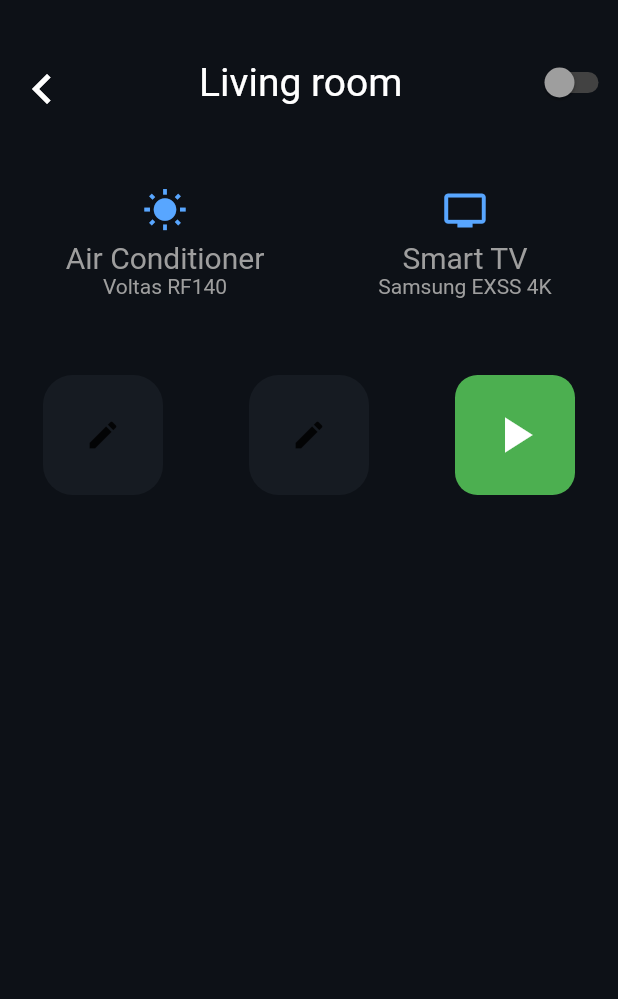
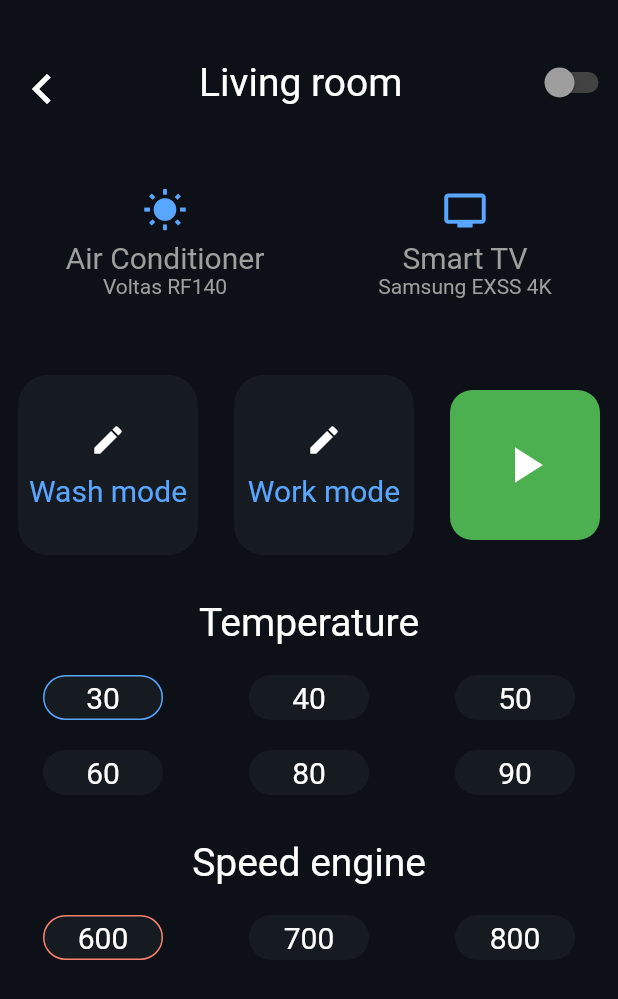
Before and after one commit to Ringlex/SmartHome, a Flutter app: the screen it shows after launch, after a tap on "Washing Machine", on a phone screen of 412 x 824 dp. Shown: the top 999 px of the screen. Run offline on Flutter 3.47's test engine with Material 2 defaults, Android fonts, the phone set to English and light mode, and no system bars.

Commit message:
buttons for temperature and speed engine

```diff
--- a/lib/features/home/presentation/widgets/washing_machine.dart
+++ b/lib/features/home/presentation/widgets/washing_machine.dart
@@ -1,4 +1,5 @@
 import 'package:flutter/material.dart';
+import 'package:home_app/features/home/presentation/widgets/air_conditioner.dart';
 
 class WashingMachine extends StatefulWidget {
   @override
@@ -16,8 +17,10 @@ class _WashingMachineState extends State<WashingMachine> {
             Row(
               mainAxisAlignment: MainAxisAlignment.spaceAround,
               children: [
-                selectButton(Icon(Icons.mode_edit), 'Mode', () {}),
-                selectButton(Icon(Icons.mode_edit), 'Mode', () {}),
+                selectButton(Icon(Icons.mode_edit, color: Colors.white),
+                    'Wash mode', () {}),
+                selectButton(Icon(Icons.mode_edit, color: Colors.white),
+                    'Work mode', () {}),
                 GestureDetector(
                   onTap: () {
                     setState(() {
@@ -36,6 +39,22 @@ class _WashingMachineState extends State<WashingMachine> {
                 ),
               ],
             ),
+            SizedBox(
+              height: 30,
+            ),
+            Text('Temperature', style: TextStyle(color: Colors.white, fontSize: 26),),
+            SizedBox(
+              height: 20,
+            ),
+            WashTemerature(),
+            SizedBox(
+              height: 30,
+            ),
+            Text('Speed engine', style: TextStyle(color: Colors.white, fontSize: 26),),
+            SizedBox(
+              height: 20,
+            ),
+            EngineSpeed(),
           ],
         );
       },
@@ -45,9 +64,21 @@ class _WashingMachineState extends State<WashingMachine> {
 
 Widget selectButton(Icon icon, String title, Function func) {
   return Container(
-    child: icon,
-    height: 80,
-    width: 80,
+    child: Column(
+      mainAxisAlignment: MainAxisAlignment.center,
+      children: [
+        icon,
+        SizedBox(
+          height: 10,
+        ),
+        Text(
+          title,
+          style: TextStyle(color: Color(0xFF58A6FF), fontSize: 20),
+        ),
+      ],
+    ),
+    height: 120,
+    width: 120,
     decoration: BoxDecoration(
       borderRadius: BorderRadius.circular(20),
       color: Color(0xFF161B22),
@@ -69,11 +100,180 @@ Widget onOfButton(bool state) {
             size: 40,
           ),
     key: state ? ValueKey('true') : ValueKey('false'),
-    width: 80,
-    height: 80,
+    width: 100,
+    height: 100,
     decoration: BoxDecoration(
       color: state ? Colors.red : Colors.green,
       borderRadius: BorderRadius.circular(15),
     ),
   );
 }
+
+class WashTemerature extends StatefulWidget {
+  @override
+  _WashTemeratureState createState() => _WashTemeratureState();
+}
+
+class _WashTemeratureState extends State<WashTemerature> {
+  @override
+  Widget build(BuildContext context) {
+    int status = 1;
+    return Column(mainAxisAlignment: MainAxisAlignment.center, children: [
+      Row(
+        mainAxisAlignment: MainAxisAlignment.spaceAround,
+        children: [
+          tempButton(
+            status,
+            '30',
+             (){
+              setState(() {
+                status = 1;
+              });
+            }
+          ),
+          tempButton(
+            status,
+            '40',
+             (){
+              setState(() {
+                status = 2;
+              });
+            }
+          ),
+          tempButton(
+            status,
+            '50',
+             (){
+              setState(() {
+                status = 3;
+              });
+            }
+          ),
+        ],
+      ),
+      SizedBox(
+        height: 20,
+      ),
+      Row(
+        mainAxisAlignment: MainAxisAlignment.spaceAround,
+        children: [
+          tempButton(
+            status,
+            '60',
+            (){
+              setState(() {
+                status = 4;
+              });
+            }
+          ),
+          tempButton(
+            status,
+            '80',
+             (){
+              setState(() {
+                status = 5;
+              });
+            }
+          ),
+          tempButton(
+            status,
+            '90',
+             (){
+              setState(() {
+                status = 6;
+              });
+            }
+          ),
+        ],
+      ),
+    ]);
+  }
+}
+
+Widget tempButton(
+  int status,
+  String text,
+  Function func,
+) {
+  Map<String, int> temperature = {
+    "30": 1,
+    "40": 2,
+    "50": 3,
+    "60": 4,
+    "80": 5,
+    "90": 6,
+  };
+  return GestureDetector(
+    onTap: func,
+      child: Container(
+        child: Center(
+            child:
+                Text(text, style: TextStyle(color: Colors.white, fontSize: 20))),
+        height: 30,
+        width: 80,
+        decoration: BoxDecoration(
+          color: Color(0xFF161B22),
+          borderRadius: BorderRadius.circular(15),
+          border: Border.all(
+            color: temperature["$text"] == status
+                ? Color(0xFF58A6FF)
+                : Colors.transparent,
+          ),
+        )),
+  );
+}
+
+Widget speedButton(int status, String text) {
+  Map<String, int> speed = {
+    "600": 1,
+    "700": 2,
+    "800": 3,
+    "900": 4,
+    "1000": 5,
+  };
+  return Container(
+      child: Center(
+          child:
+              Text(text, style: TextStyle(color: Colors.white, fontSize: 20))),
+      height: 30,
+      width: 80,
+      decoration: BoxDecoration(
+        color: Color(0xFF161B22),
+        borderRadius: BorderRadius.circular(15),
+        border: Border.all(
+          color:
+              speed["$text"] == status ? Color(0xFFF9826C) : Colors.transparent,
+        ),
+      ));
+}
+
+class EngineSpeed extends StatefulWidget {
+  @override
+  _EngineSpeedState createState() => _EngineSpeedState();
+}
+
+class _EngineSpeedState extends State<EngineSpeed> {
+  int status = 1;
+  @override
+  Widget build(BuildContext context) {
+    return Column(mainAxisAlignment: MainAxisAlignment.center, children: [
+      Row(
+        mainAxisAlignment: MainAxisAlignment.spaceAround,
+        children: [
+          speedButton(
+            status,
+            '600',
+          ),
+          speedButton(
+            status,
+            '700',
+          ),
+          speedButton(
+            status,
+            '800',
+          ),
+        ],
+      )
+    ]);
+  }
+}
```
